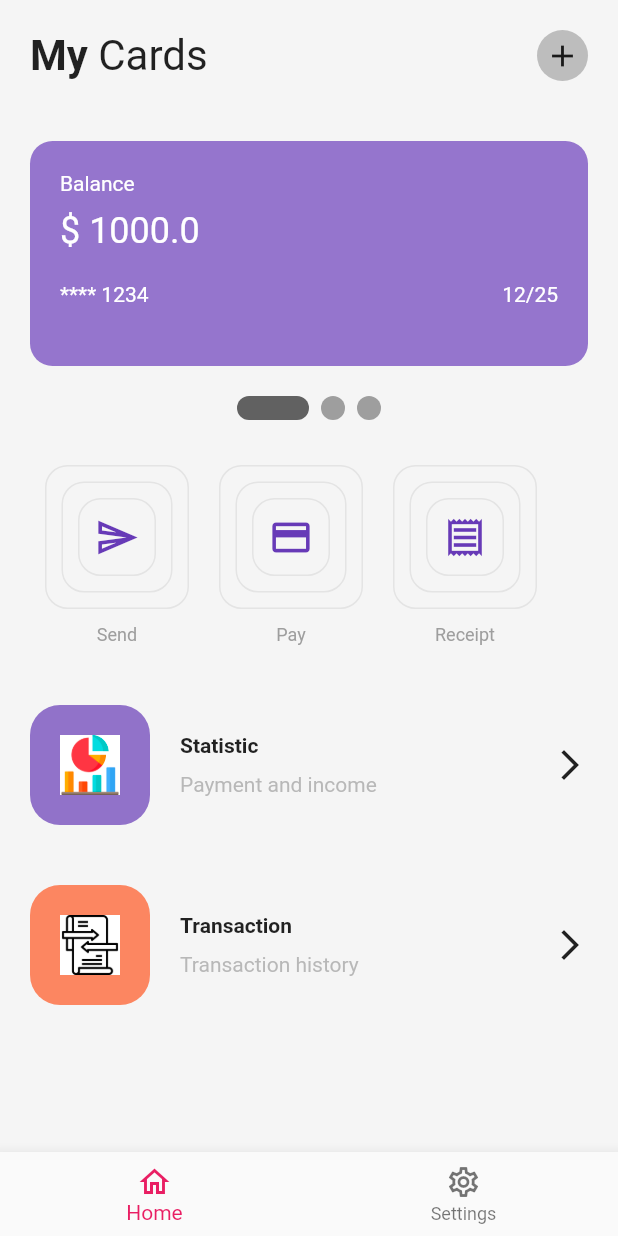
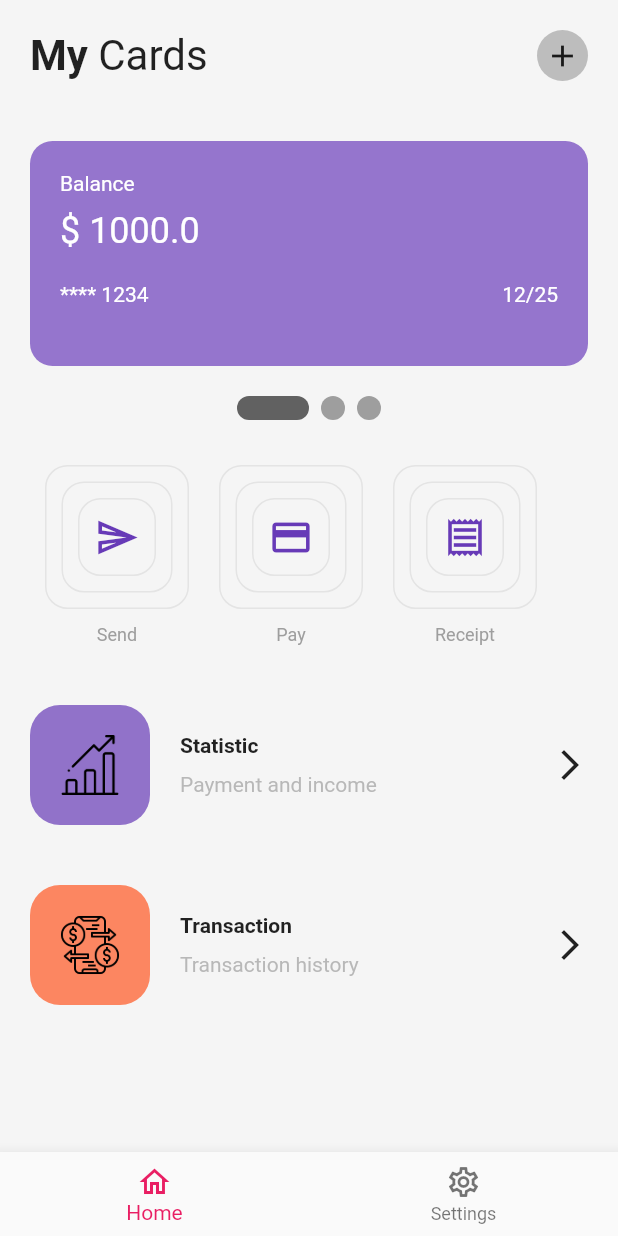
Before and after one commit to huyquang-bka/wallet_ui_app, a Flutter app: the screen it shows after launch, on a phone screen of 412 x 824 dp. Run offline on Flutter 3.47's test engine with Material 2 defaults, Android fonts, the phone set to English and light mode, and no system bars; drawn by our look-alikes of smooth_page_indicator.

Commit message:
update statistic and transaction icon

```diff
--- a/lib/pages/home_page.dart
+++ b/lib/pages/home_page.dart
@@ -150,7 +150,7 @@ class _HomePageState extends State<HomePage> {
                   //Statistic
                   OtherFunction(
                     color: Colors.deepPurple.withOpacity(0.7),
-                    imageIconPath: "lib/assets/icons/statistic.jpg",
+                    imageIconPath: "lib/assets/icons/statistic.png",
                     title: "Statistic",
                     subtitle: "Payment and income",
                   ),
@@ -158,7 +158,7 @@ class _HomePageState extends State<HomePage> {
                   //Transaction
                   OtherFunction(
                     color: Colors.deepOrange.withOpacity(0.7),
-                    imageIconPath: "lib/assets/icons/transaction.jpg",
+                    imageIconPath: "lib/assets/icons/transaction.png",
                     title: "Transaction",
                     subtitle: "Transaction history",
                   ),
--- a/pubspec.yaml
+++ b/pubspec.yaml
@@ -62,7 +62,8 @@ flutter:
   # To add assets to your application, add an assets section, like this:
   assets:
     - lib/assets/icons/
-  #   - images/a_dot_ham.jpeg
+    - lib/assets/icons/statistic.png
+    - lib/assets/icons/transaction.png
 
   # An image asset can refer to one or more resolution-specific "variants", see
   # https://flutter.dev/assets-and-images/#resolution-aware
```
Also changed, not shown: lib/assets/icons/statistic.jpg (deleted), lib/assets/icons/statistic.png (added), lib/assets/icons/transaction.jpg (deleted), lib/assets/icons/transaction.png (added).
